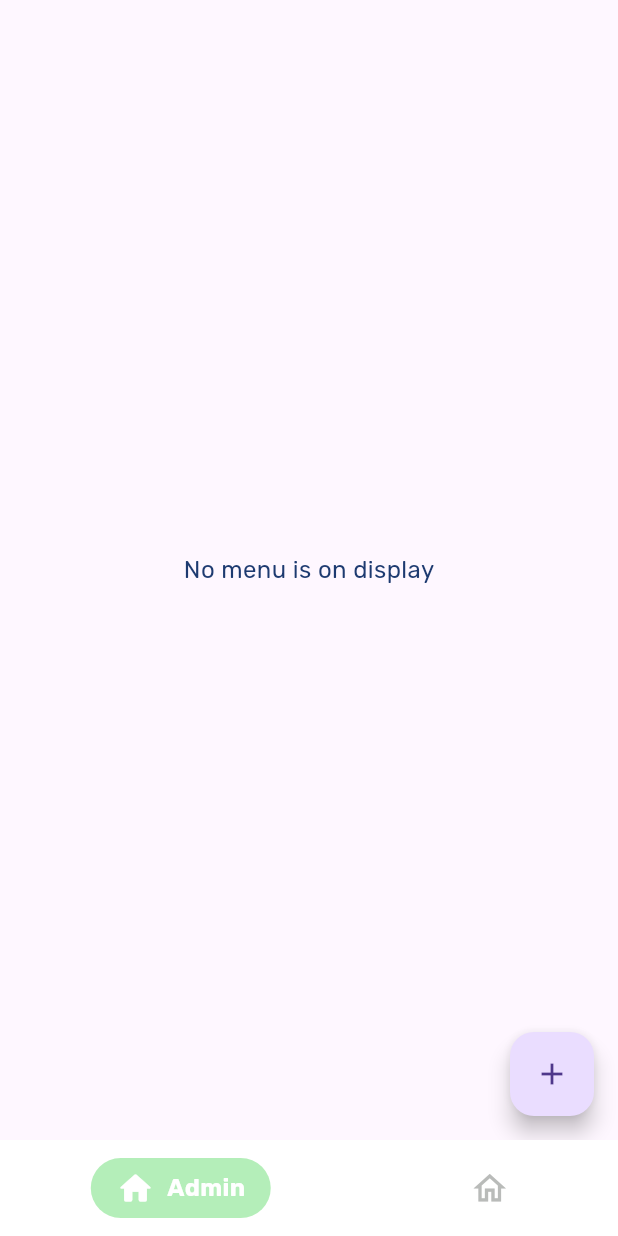
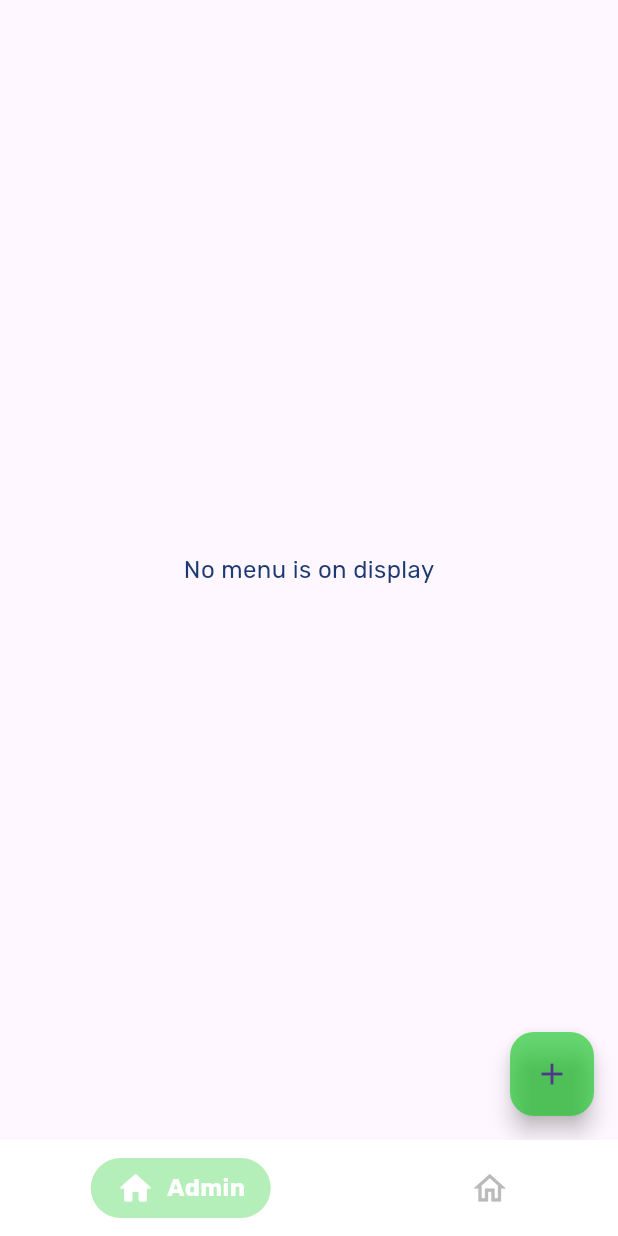
Before and after one commit to Zinoe001/Food_App, a Flutter app: the screen it shows after launch, on a phone screen of 412 x 824 dp. Run offline on Flutter 3.47's test engine with Material 3 defaults, Android fonts, the phone set to English and light mode, and no system bars; drawn by our look-alikes of persistent_bottom_nav_bar; our stand-ins replace dio, flutter_riverpod, flutter_spinkit, freezed_annotation, google_fonts, image_picker.

Commit message:
editted a little stuff out

```diff
--- a/lib/main.dart
+++ b/lib/main.dart
@@ -2,6 +2,7 @@ import 'package:flutter/material.dart';
 import 'package:food_app/core/router/router.dart';
 import 'package:food_app/core/services/navigation.dart';
 import 'package:flutter_riverpod/flutter_riverpod.dart';
+import 'package:food_app/core/utils/colors.dart';
 import 'package:food_app/views/onboarding/splash_view.dart';
 
 void main() {
@@ -35,8 +36,8 @@ class MyApp extends StatelessWidget {
         // This works for code too, not just values: Most code changes can be
         // tested with just a hot reload.
         // colorScheme: ColorScheme.fromSeed(seedColor: Colors.deepPurple),
-
         // useMaterial3: true,
+        primaryColor: AppColors.kPrimaryColor,
       ),
       onGenerateRoute: AppRouter.generateRoute,
       navigatorKey: NavigationService.instance.navigatorKey,
--- a/lib/views/home/admin_home_page.dart
+++ b/lib/views/home/admin_home_page.dart
@@ -1,18 +1,23 @@
 import 'package:flutter/material.dart';
 import 'package:flutter_riverpod/flutter_riverpod.dart';
-import 'package:food_app/core/constants/routing_path.dart';
 import 'package:food_app/core/services/menu_service.dart';
-import 'package:food_app/core/services/navigation.dart';
+import 'package:food_app/core/utils/colors.dart';
 import 'package:food_app/core/utils/text.dart';
 import 'package:food_app/models/food_model.dart';
 import 'package:food_app/views/home/components/admin_food_card.dart';
+import 'package:food_app/views/home/view_model/admin_home_view_model.dart';
+
+final _adminHomeViewModel =
+    ChangeNotifierProvider.autoDispose<AdminHomeViewModel>((ref) {
+  return AdminHomeViewModel();
+});
 
 class AdminHomeView extends ConsumerWidget {
-  AdminHomeView({super.key});
+  const AdminHomeView({super.key});
 
-  NavigationService navigationService = NavigationService.instance;
   @override
   Widget build(BuildContext context, WidgetRef ref) {
+    final vm = ref.watch(_adminHomeViewModel);
     return ValueListenableBuilder(
         valueListenable: ref.read(menuServiceProvider).selectedMenu,
         builder: (BuildContext context, FoodModel selectedMenu, _) {
@@ -23,8 +28,11 @@ class AdminHomeView extends ConsumerWidget {
                   ? Center(
                       child: AppText.regular("No menu is on display"),
                     )
-                  : Padding(
-                    padding: const EdgeInsets.symmetric(horizontal: 16,vertical: 10),
+                  : Stack(
+                    children: [
+                      Padding(
+                          padding: const EdgeInsets.symmetric(
+                              horizontal: 16, vertical: 10),
                           child: Column(
                             children: [
                               ...List.generate(
@@ -34,7 +42,8 @@ class AdminHomeView extends ConsumerWidget {
                                   child: AdminFoodCard(
                                     image: menuService.menu[index].image,
                                     name: menuService.menu[index].name,
-                                description: menuService.menu[index].description,
+                                    description:
+                                        menuService.menu[index].description,
                                     price: menuService.menu[index].price,
                                   ),
                                 ),
@@ -42,11 +51,14 @@ class AdminHomeView extends ConsumerWidget {
                             ],
                           ),
                         ),
+                    ],
+                  ),
             ),
             floatingActionButton: FloatingActionButton(
               onPressed: () {
-                navigationService.navigateTo(NavigatorRoutes.menuDetailView);
+                vm.createMenu();
               },
+              backgroundColor: AppColors.kPrimaryColor.withOpacity(0.6),
               child: const Icon(Icons.add),
             ),
           );
--- a/lib/views/home/components/admin_food_card.dart
+++ b/lib/views/home/components/admin_food_card.dart
@@ -101,7 +101,7 @@ class _AdminFoodCardState extends ConsumerState<AdminFoodCard> {
                 maxLines: 3,
               ),
               const SizedBox(height: 4),
-              AppText.medium("N${widget.price}"),
+              AppText.medium(widget.price),
             ],
           ),
         )
--- a/lib/views/home/components/user_food_card.dart
+++ b/lib/views/home/components/user_food_card.dart
@@ -41,7 +41,7 @@ class UserFoodCard extends StatelessWidget {
               const SizedBox(height: 4),
               AppText.medium(description),
               const SizedBox(height: 4),
-              AppText.regular("N$price"),
+              AppText.regular(price),
             ],
           ),
         )
--- a/lib/views/home/dash_board_view.dart
+++ b/lib/views/home/dash_board_view.dart
@@ -56,7 +56,7 @@ class _DashBoardViewState extends State<DashBoardView> {
   List<Widget> _buildScreens() {
     return [
        AdminHomeView(),
-      const UserHomeView(),
+       UserHomeView(),
     ];
   }
 
```
Also changed, not shown: lib/views/home/user_home_page.dart (+7 -15 lines), lib/views/home/view_model/admin_home_view_model.dart (added, +11 -0 lines). Lines whose indentation alone changed are shown as unchanged.
